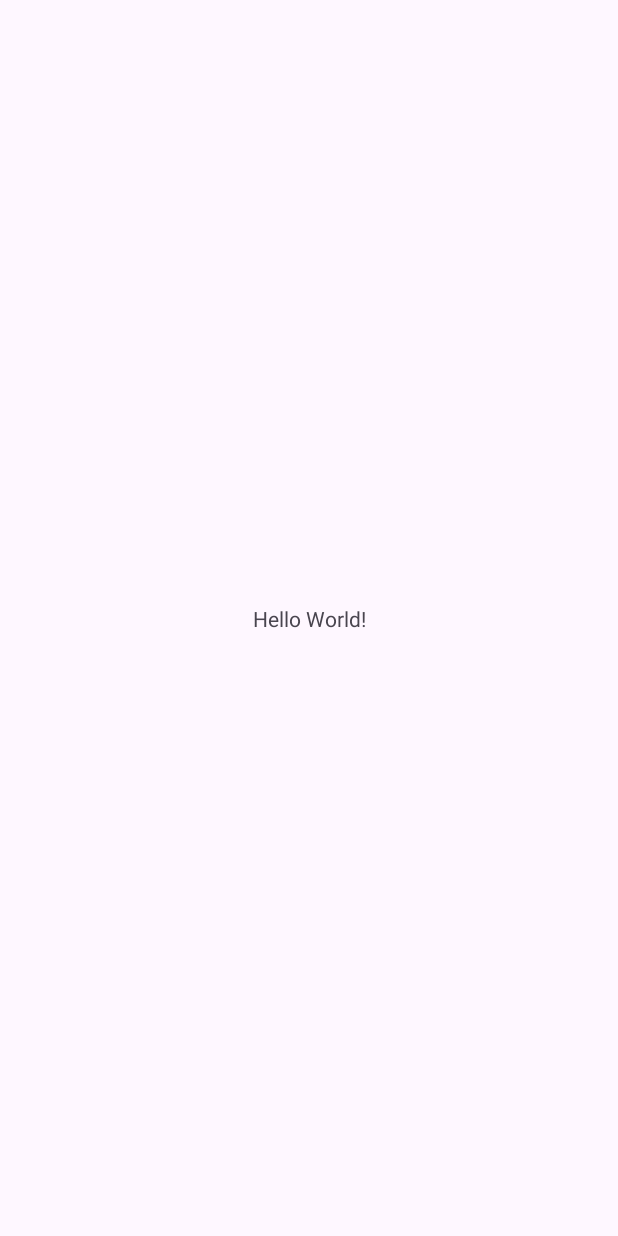
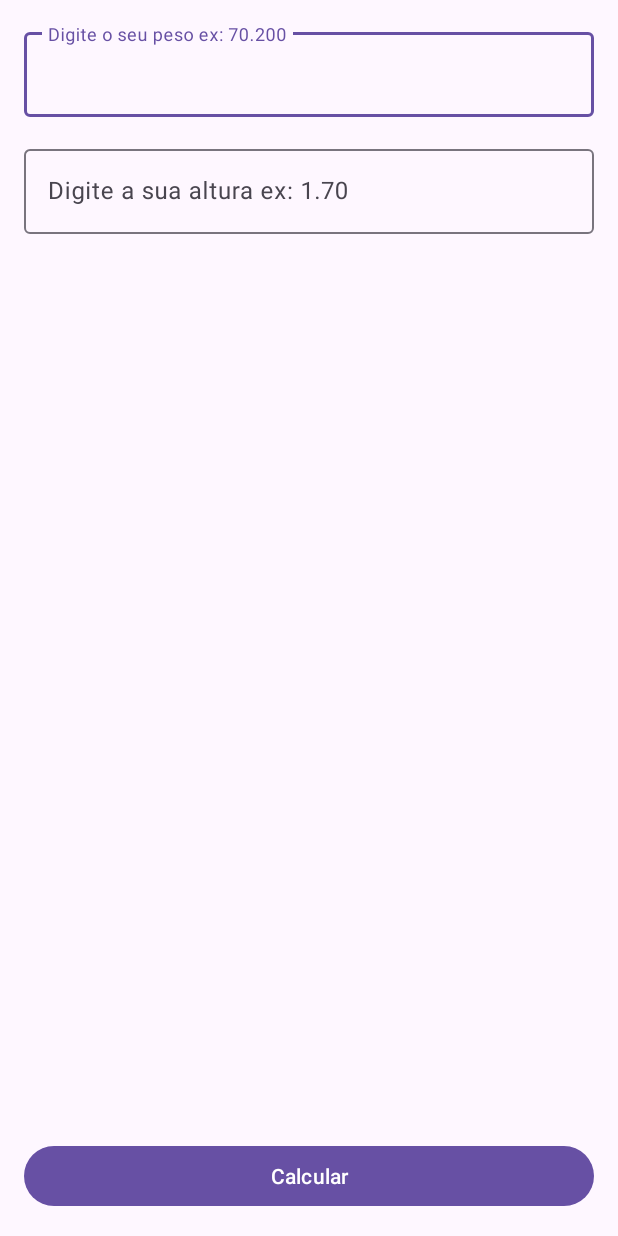
Before and after one commit to MiriaDurante/BMI-Calculator, an Android app: the screen it shows after launch (MainActivity), on a phone screen of 412 x 824 dp. Before the commit the screen is almost empty. Run offline under Robolectric (Android 15) with nearby library versions, the phone set to English and light mode, and no system bars.

Commit message:
Tela inicial Edittext

```diff
--- a/app/src/main/java/com/comunidadedevspace/imc/MainActivity.kt
+++ b/app/src/main/java/com/comunidadedevspace/imc/MainActivity.kt
@@ -2,10 +2,31 @@ package com.comunidadedevspace.imc
 
 import androidx.appcompat.app.AppCompatActivity
 import android.os.Bundle
+import android.widget.Button
+import com.google.android.material.textfield.TextInputEditText
 
 class MainActivity : AppCompatActivity() {
     override fun onCreate(savedInstanceState: Bundle?) {
         super.onCreate(savedInstanceState)
         setContentView(R.layout.activity_main)
+
+        //Essa parte trás funcionalidade ao código
+        //Recuperara elementos do editText
+        //Criar uma variavel e associar (=) o componente de IU  <EditText>
+        //Recuperar o botão da tela
+
+        val edtpeso = findViewById<TextInputEditText>(R.id.edt_peso)
+        val adtaltura = findViewById<TextInputEditText>(R.id.edt_altura)
+
+        val btnCalcular = findViewById<Button>(R.id.btn_calcular)
+
+        btnCalcular.setOnClickListener {
+            val peso = edtpeso.text
+            val altura = adtaltura.text
+
+        println("ação do botão" + peso + altura)
+        }
+
+
     }
 }
--- a/app/src/main/res/layout/activity_main.xml
+++ b/app/src/main/res/layout/activity_main.xml
@@ -6,13 +6,51 @@
     android:layout_height="match_parent"
     tools:context=".MainActivity">
 
-    <TextView
-        android:layout_width="wrap_content"
+
+    <Button
+        android:id="@+id/btn_calcular"
+        android:layout_width="match_parent"
+        android:layout_marginBottom="16dp"
+        android:layout_marginStart="16dp"
+        android:layout_marginEnd="16dp"
         android:layout_height="wrap_content"
-        android:text="Hello World!"
+        android:text="Calcular"
         app:layout_constraintBottom_toBottomOf="parent"
         app:layout_constraintEnd_toEndOf="parent"
+        app:layout_constraintStart_toStartOf="parent" />
+
+    <com.google.android.material.textfield.TextInputLayout
+        android:id="@+id/textInputLayout"
+        android:layout_width="match_parent"
+        android:layout_height="wrap_content"
+        android:layout_margin="16dp"
+        app:layout_constraintEnd_toEndOf="parent"
         app:layout_constraintStart_toStartOf="parent"
-        app:layout_constraintTop_toTopOf="parent" />
+        app:layout_constraintTop_toTopOf="parent">
+
+        <com.google.android.material.textfield.TextInputEditText
+            android:id="@+id/edt_peso"
+            android:layout_width="match_parent"
+            android:layout_height="wrap_content"
+            android:hint="Digite o seu peso ex: 70.200"
+            android:inputType="numberDecimal" />
+    </com.google.android.material.textfield.TextInputLayout>
+
+    <com.google.android.material.textfield.TextInputLayout
+        android:layout_width="match_parent"
+        android:layout_height="wrap_content"
+        android:layout_margin="16dp"
+        app:layout_constraintEnd_toEndOf="parent"
+        app:layout_constraintStart_toStartOf="parent"
+        app:layout_constraintTop_toBottomOf="@+id/textInputLayout">
+
+        <com.google.android.material.textfield.TextInputEditText
+            android:id="@+id/edt_altura"
+            android:layout_width="match_parent"
+            android:layout_height="wrap_content"
+            android:hint="Digite a sua altura ex: 1.70"
+            android:inputType="numberDecimal"/>
+    </com.google.android.material.textfield.TextInputLayout>
+
 
 </androidx.constraintlayout.widget.ConstraintLayout>
```
Also changed, not shown: gradle/wrapper/gradle-wrapper.properties, 3 other files.
